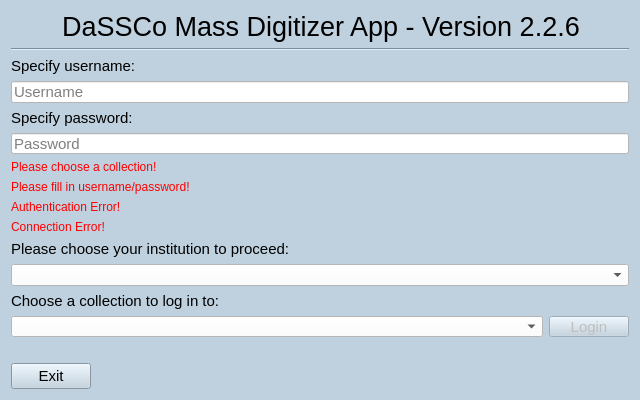
This is MassDigitizer/ui/homescreen.ui in NHMDenmark/Mass-Digitizer as Qt 5 draws it before an edit. The edited form follows.
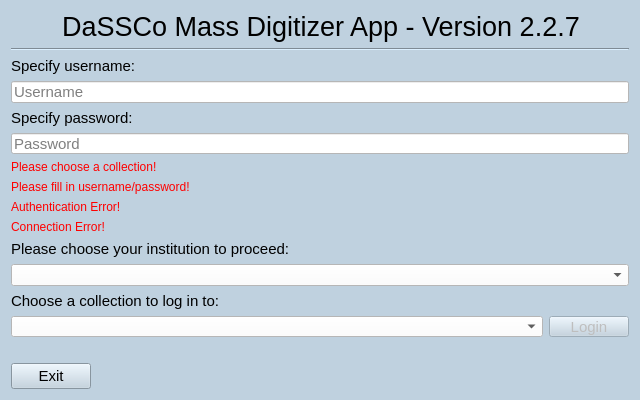
This is the edited form.

Commit message: Bumped up version nr

```diff
--- a/MassDigitizer/ui/homescreen.ui
+++ b/MassDigitizer/ui/homescreen.ui
@@ -61,7 +61,7 @@
       </font>
      </property>
      <property name="text">
-      <string>DaSSCo Mass Digitizer App - Version 2.2.6</string>
+      <string>DaSSCo Mass Digitizer App - Version 2.2.7</string>
      </property>
      <property name="alignment">
       <set>Qt::AlignmentFlag::AlignCenter</set>
```
The commit also changes 2 other files.
